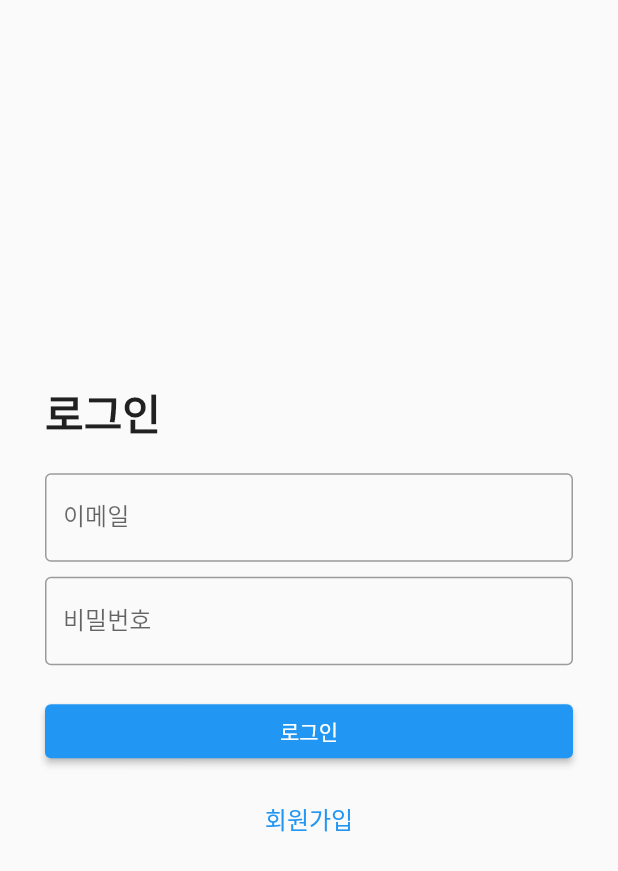
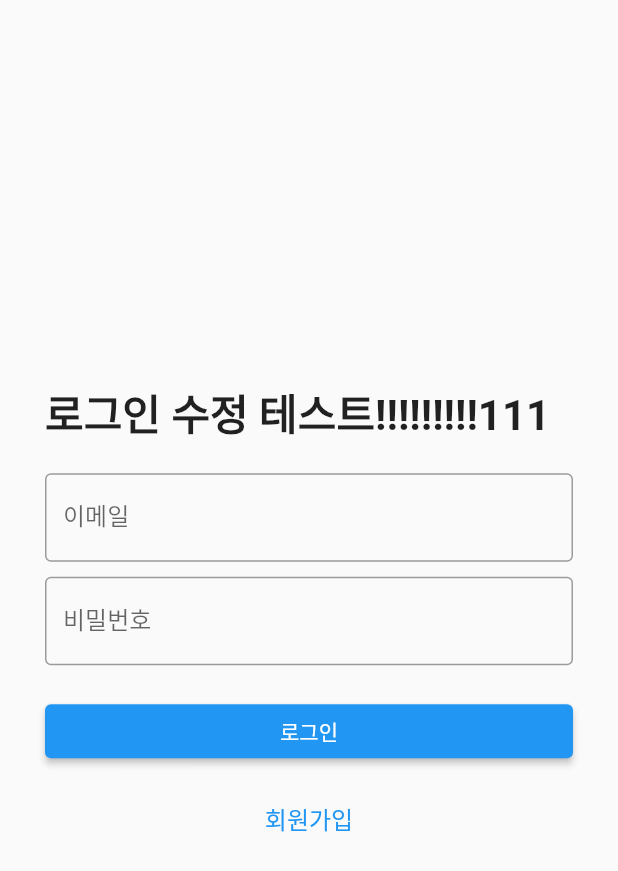
Before and after one commit to sohenney/Graduation_Project, a Flutter app: the screen it shows after launch, on a phone screen of 412 x 824 dp. Shown: the top 871 px of the screen. Run offline on Flutter 3.47's test engine with Material 2 defaults, Android fonts, the phone set to English and light mode, and no system bars.

Commit message:
깃 테스트

```diff
--- a/capstone/lib/login_ui.dart
+++ b/capstone/lib/login_ui.dart
@@ -33,7 +33,7 @@ class LoginScreen extends StatelessWidget {
             crossAxisAlignment: CrossAxisAlignment.start,
             children: [
               const Text(
-                "로그인",
+                "로그인 수정 테스트!!!!!!!!!111",
                 style: TextStyle(fontSize: 28, fontWeight: FontWeight.bold),
               ),
               const SizedBox(height: 20),
```
